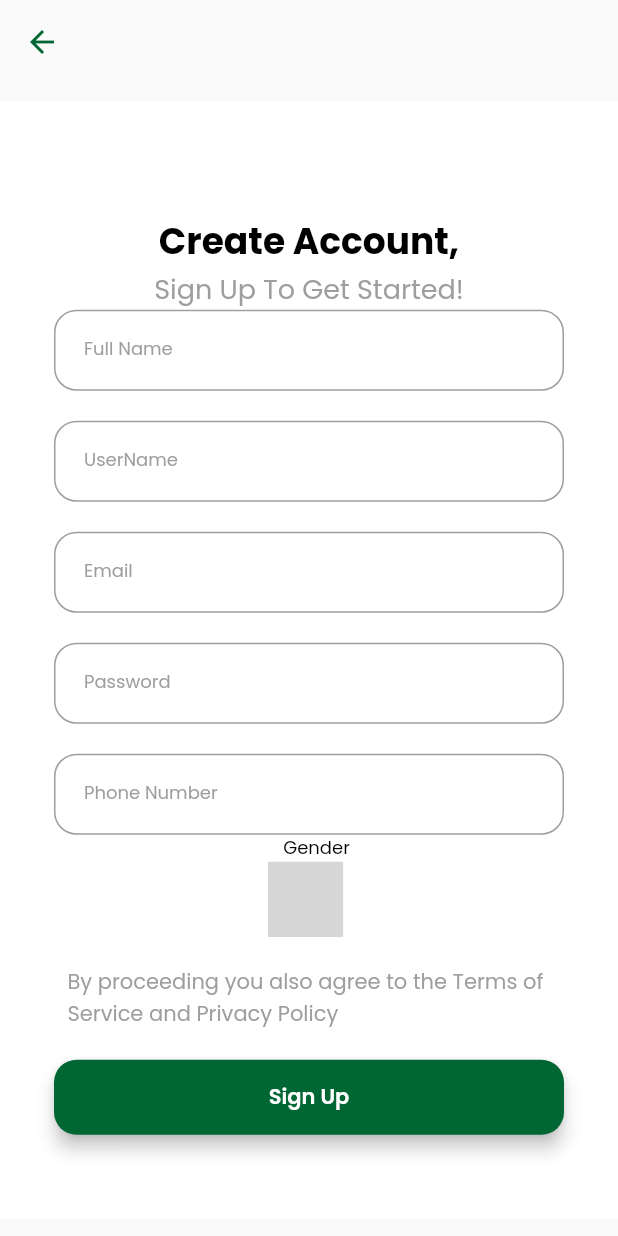
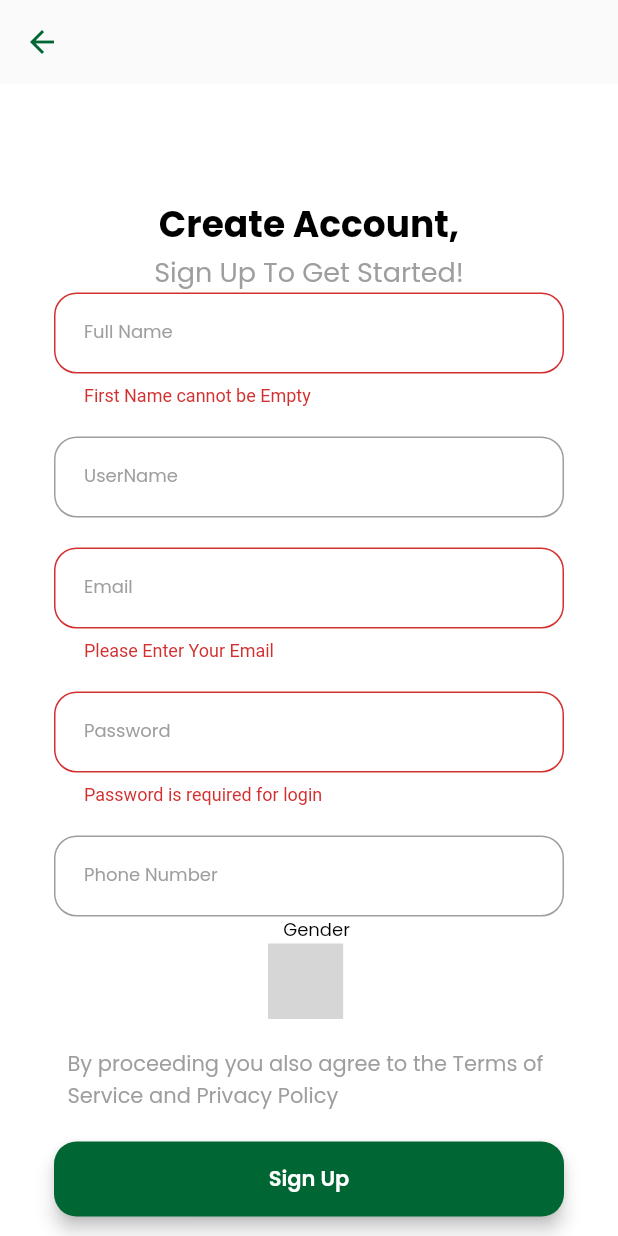
Before and after one commit to Terry9110/MobileCampsu2, a Flutter app: the SignupPage screen opened directly, after a tap on "Sign Up", on a phone screen of 412 x 824 dp. Run offline on Flutter 3.47's test engine with Material 2 defaults, Android fonts, the phone set to English and light mode, and no system bars; our stand-ins replace cloud_firestore, cloud_functions, date_field, firebase_auth, firebase_core, fluttertoast and 3 more; missing offline and left inert: gender_picker; accounts and stored records are empty; grey boxes are pictures that could not be loaded.

Commit message:
made changes

```diff
--- a/lib/SignupScreen/model/user_model.dart
+++ b/lib/SignupScreen/model/user_model.dart
@@ -21,7 +21,7 @@ class UserModel {
     return {
       'uid': uid,
       'email': email,
-      'firstName': fullName,
+      'fullName': fullName,
       'userName': userName,
     };
   }
--- a/lib/SignupScreen/signup_screen.dart
+++ b/lib/SignupScreen/signup_screen.dart
@@ -1,4 +1,6 @@
-import 'dart:js';
+// import 'dart:js';
+
+// import 'dart:js';
 
 import 'package:campus2/SignupScreen/model/user_model.dart';
 import 'package:campus2/SignupSuccessful/success_screen.dart';
@@ -253,7 +255,7 @@ class _SignupPageState extends State<SignupPage> {
         minWidth: MediaQuery.of(context).size.width,
         onPressed: () {
           signUp(emailEditingController.text, passwordEditingController.text,
-              );
+              context);
         },
         child: Text('Sign Up',
             style: GoogleFonts.poppins(
@@ -282,7 +284,7 @@ class _SignupPageState extends State<SignupPage> {
             child: Padding(
               padding: const EdgeInsets.all(36.0),
               child: Form(
-                // key: _formKey,
+                key: _formKey,
                 child: Column(
                   mainAxisAlignment: MainAxisAlignment.center,
                   crossAxisAlignment: CrossAxisAlignment.center,
@@ -374,7 +376,7 @@ Widget genderPicker(BuildContext context) {
   );
 }
 
-void signUp(String email, String password ) async {
+void signUp(String email, String password, context) async {
   if (_formKey.currentState!.validate()) {
     try {
       await _auth
```
